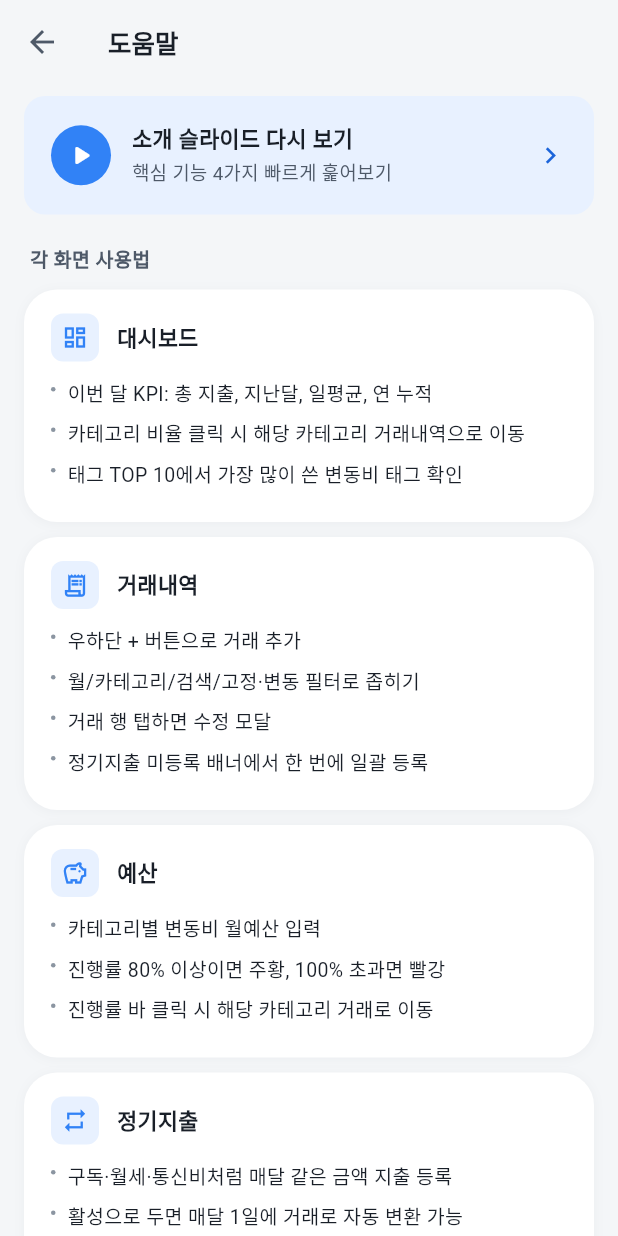
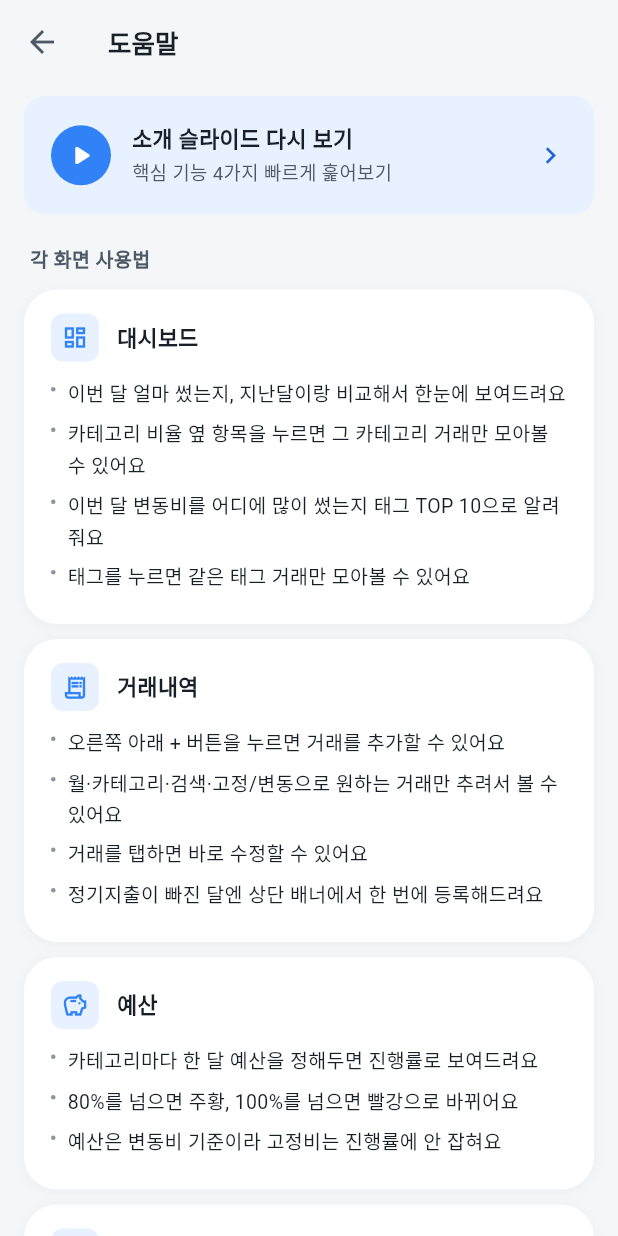
Before and after one commit to Returnmakdo/billionaire, a Flutter app: the HelpScreen screen opened by its route, on a phone screen of 412 x 824 dp. Run offline on Flutter 3.47's test engine with Material 3 defaults, Android fonts, the phone set to English and light mode, and no system bars; our stand-ins replace file_picker, fl_chart, flutter_markdown, flutter_svg, go_router, share_plus and 2 more; missing offline and left inert: dart:html, dart:js_util, markdown; accounts and stored records are empty; Roboto replaces fonts that are missing (Pretendard); statements that could not run were skipped.

Commit message:
Polish: 도움말 화면 톤 정리 + 안내 정확성 정정
- 명사형 종결을 "~할 수 있어요/~보여드려요" 톤으로 풀어 씀
- 예산: 잘못된 "막대 누르면 거래로 이동" 삭제, 변동비 기준 안내 추가
- 정기지출: "매달 1일 자동 등록" 삭제, 일괄 등록 흐름으로 정정
- AI 분석/FAQ: "자동 새로고침" 표현 삭제, 캐시 초기화 + 다시 분석 흐름 명시
- 대시보드: "차트 누르면" → "카테고리 항목 누르면"으로 정정

Co-Authored-By: Claude Opus 4.7 (1M context) <noreply@anthropic.com>

```diff
--- a/lib/screens/help_screen.dart
+++ b/lib/screens/help_screen.dart
@@ -98,47 +98,48 @@ class HelpScreen extends StatelessWidget {
               icon: Icons.dashboard_outlined,
               title: '대시보드',
               points: [
-                '이번 달 KPI: 총 지출, 지난달, 일평균, 연 누적',
-                '카테고리 비율 클릭 시 해당 카테고리 거래내역으로 이동',
-                '태그 TOP 10에서 가장 많이 쓴 변동비 태그 확인',
+                '이번 달 얼마 썼는지, 지난달이랑 비교해서 한눈에 보여드려요',
+                '카테고리 비율 옆 항목을 누르면 그 카테고리 거래만 모아볼 수 있어요',
+                '이번 달 변동비를 어디에 많이 썼는지 태그 TOP 10으로 알려줘요',
+                '태그를 누르면 같은 태그 거래만 모아볼 수 있어요',
               ],
             ),
             const _GuideCard(
               icon: Icons.receipt_long_outlined,
               title: '거래내역',
               points: [
-                '우하단 + 버튼으로 거래 추가',
-                '월/카테고리/검색/고정·변동 필터로 좁히기',
-                '거래 행 탭하면 수정 모달',
-                '정기지출 미등록 배너에서 한 번에 일괄 등록',
+                '오른쪽 아래 + 버튼을 누르면 거래를 추가할 수 있어요',
+                '월·카테고리·검색·고정/변동으로 원하는 거래만 추려서 볼 수 있어요',
+                '거래를 탭하면 바로 수정할 수 있어요',
+                '정기지출이 빠진 달엔 상단 배너에서 한 번에 등록해드려요',
               ],
             ),
             const _GuideCard(
               icon: Icons.savings_outlined,
               title: '예산',
               points: [
-                '카테고리별 변동비 월예산 입력',
-                '진행률 80% 이상이면 주황, 100% 초과면 빨강',
-                '진행률 바 클릭 시 해당 카테고리 거래로 이동',
+                '카테고리마다 한 달 예산을 정해두면 진행률로 보여드려요',
+                '80%를 넘으면 주황, 100%를 넘으면 빨강으로 바뀌어요',
+                '예산은 변동비 기준이라 고정비는 진행률에 안 잡혀요',
               ],
             ),
             const _GuideCard(
               icon: Icons.repeat,
               title: '정기지출',
               points: [
-                '구독·월세·통신비처럼 매달 같은 금액 지출 등록',
-                '활성으로 두면 매달 1일에 거래로 자동 변환 가능',
-                '거래내역 상단 "일괄 등록" 배너로 누적 처리',
+                '구독료·월세·통신비처럼 매달 똑같이 나가는 지출을 미리 등록해두세요',
+                '거래내역 상단 "일괄 등록" 배너를 누르면 그 달치를 한 번에 거래로 추가해드려요',
+                '정기지출 정보를 바꾸면 이번 달 거래도 같이 업데이트돼요 (지난 달은 그대로)',
               ],
             ),
             const _GuideCard(
               icon: Icons.insights_outlined,
               title: '분석',
               points: [
-                '"이번 달 분석하기" 버튼으로 AI 인사이트 생성',
-                '4페이지 스와이프: 요약 / 패턴 / 예산 / 제안',
-                '거래를 추가/수정하면 캐시가 자동 무효화',
-                '"다시 분석"으로 새 결과 강제 갱신',
+                '"이번 달 분석하기"를 누르면 AI가 지출 패턴을 짚어드려요',
+                '요약·패턴·예산·제안 4장을 좌우로 넘기면서 볼 수 있어요',
+                '결과는 저장돼서 다음에 들어오면 바로 보여드려요',
+                '거래를 고치면 저장된 결과가 초기화되고, "다시 분석"을 눌러 새로 받을 수 있어요',
               ],
             ),
             const SizedBox(height: 16),
@@ -148,36 +149,36 @@ class HelpScreen extends StatelessWidget {
               icon: Icons.help_outline,
               title: '카테고리·태그를 바꾸고 싶어요',
               points: [
-                '설정 → 카테고리 관리에서 추가/이름 변경/삭제',
-                '거래에 사용된 카테고리는 삭제 안 됨 (먼저 거래 정리)',
+                '설정 → 카테고리 관리에서 자유롭게 추가하거나 이름을 바꿀 수 있어요',
+                '이미 거래에 쓰고 있는 카테고리는 거래부터 정리해야 지울 수 있어요',
               ],
             ),
             const _GuideCard(
               icon: Icons.help_outline,
               title: '다른 가계부에서 데이터 옮기고 싶어요',
               points: [
-                '설정 → 데이터 가져오기에서 템플릿 CSV 다운로드',
-                '엑셀에서 열어 카드사 명세서 데이터를 양식대로 정리',
-                'UTF-8 CSV로 저장 후 다시 가져오기 → 파일 선택',
-                '새 카테고리/태그가 있으면 자동으로 추가됨',
+                '설정 → 데이터 가져오기에서 양식 CSV를 먼저 받아보세요',
+                '엑셀에서 열어 카드사 명세서를 양식에 맞게 정리해주세요',
+                'UTF-8 CSV로 저장한 다음, 다시 가져오기에서 파일만 고르면 끝이에요',
+                '처음 보는 카테고리·태그가 있으면 알아서 추가해드려요',
               ],
             ),
             const _GuideCard(
               icon: Icons.help_outline,
               title: 'CSV로 백업하고 싶어요',
               points: [
-                '설정 → CSV 내보내기에서 모든 거래 다운로드',
-                '엑셀/구글 시트에서 바로 열림',
-                '같은 양식이라 데이터 가져오기로 다시 import 가능',
+                '설정 → CSV 내보내기에서 모든 거래를 한 번에 받을 수 있어요',
+                '엑셀이나 구글 시트에서 바로 열려요',
+                '같은 양식이라 나중에 가져오기로 그대로 복원할 수 있어요',
               ],
             ),
             const _GuideCard(
               icon: Icons.help_outline,
               title: 'AI 분석은 얼마나 자주 갱신돼요?',
               points: [
-                '한 번 생성하면 그 달의 분석은 캐시',
-                '거래를 추가/수정/삭제하면 해당 월 캐시 자동 만료',
-                '같은 결과 다시 보기 = 캐시 / 새로 = "다시 분석"',
+                '한 번 분석하면 결과를 저장해뒀다가 다시 보여드려요',
+                '그 달 거래를 추가·수정·삭제하면 저장된 결과가 초기화돼요',
+                '초기화된 뒤엔 "이번 달 분석하기"나 "다시 분석"을 눌러야 새로 받아볼 수 있어요',
               ],
             ),
           ],
```
